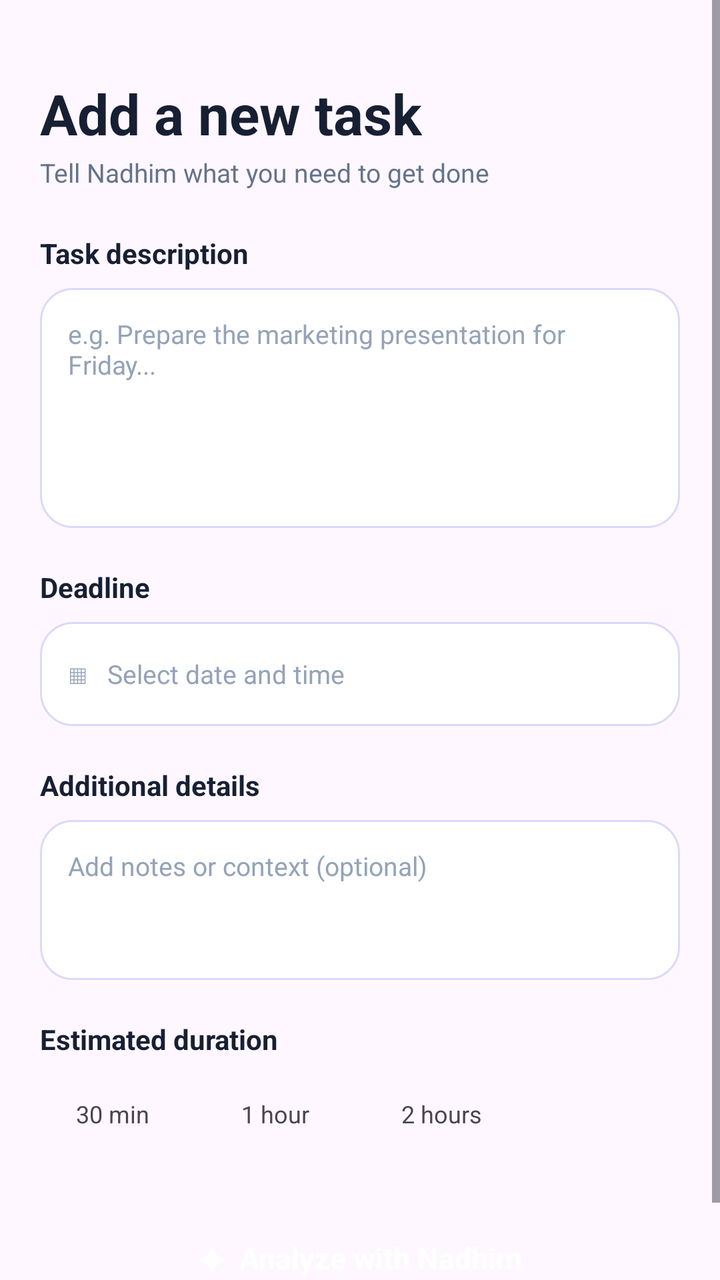
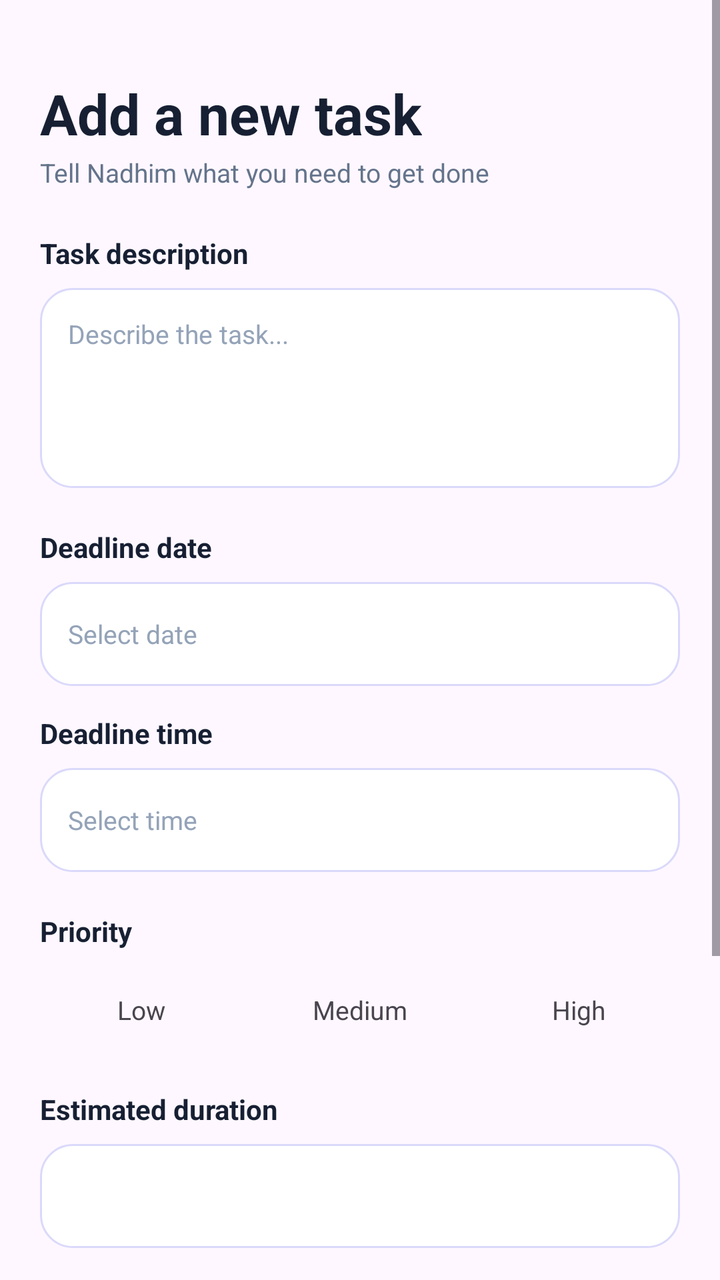

Before-and-after screenshots of an Android layout around one commit, followed by the original layout XML and the change that was made.
<!-- AndroidManifest.xml: application theme AppTheme -->
<!-- res/layout/activity_add_task.xml -->
<?xml version="1.0" encoding="utf-8"?>
<LinearLayout xmlns:android="http://schemas.android.com/apk/res/android"
    android:layout_width="match_parent"
    android:layout_height="match_parent"

    android:orientation="vertical">

    <ScrollView
        android:layout_width="match_parent"
        android:layout_height="0dp"
        android:layout_weight="1"
        android:fillViewport="true">

        <LinearLayout
            android:layout_width="match_parent"
            android:layout_height="wrap_content"
            android:orientation="vertical"
            android:paddingStart="20dp"
            android:paddingTop="16dp"
            android:paddingEnd="20dp"
            android:paddingBottom="24dp">



            
            <TextView
                android:layout_width="wrap_content"
                android:layout_height="wrap_content"
                android:layout_marginTop="22dp"
                android:text="Add a new task"
                android:textColor="#172033"
                android:textSize="28sp"
                android:textStyle="bold" />

            <TextView
                android:layout_width="wrap_content"
                android:layout_height="wrap_content"
                android:layout_marginTop="2dp"
                android:text="Tell Nadhim what you need to get done"
                android:textColor="#64748B"
                android:textSize="13sp" />

            
            <TextView
                android:layout_width="wrap_content"
                android:layout_height="wrap_content"
                android:layout_marginTop="22dp"
                android:text="Task description"
                android:textColor="#172033"
                android:textSize="14sp"
                android:textStyle="bold" />

            <EditText
                android:id="@+id/descriptionInput"
                android:layout_width="match_parent"
                android:layout_height="wrap_content"
                android:layout_marginTop="8dp"
                android:background="@drawable/bg_card"
                android:gravity="top|start"
                android:hint="e.g. Prepare the marketing presentation for Friday..."
                android:inputType="textMultiLine|textCapSentences"
                android:minHeight="120dp"
                android:padding="14dp"
                android:textColor="#334155"
                android:textColorHint="#94A3B8"
                android:textSize="13sp" />

            
            <TextView
                android:layout_width="wrap_content"
                android:layout_height="wrap_content"
                android:layout_marginTop="20dp"
                android:text="Deadline"
                android:textColor="#172033"
                android:textSize="14sp"
                android:textStyle="bold" />

            <LinearLayout
                android:id="@+id/deadlineField"
                android:layout_width="match_parent"
                android:layout_height="52dp"
                android:layout_marginTop="8dp"
                android:background="@drawable/bg_card"
                android:clickable="true"
                android:focusable="true"
                android:gravity="center_vertical"
                android:orientation="horizontal"
                android:paddingStart="14dp"
                android:paddingEnd="14dp">

                <TextView
                    android:id="@+id/deadlineText"
                    android:layout_width="wrap_content"
                    android:layout_height="wrap_content"
                    android:text="▦   Select date and time"
                    android:textColor="#94A3B8"
                    android:textSize="13sp" />
            </LinearLayout>

            
            <TextView
                android:layout_width="wrap_content"
                android:layout_height="wrap_content"
                android:layout_marginTop="20dp"
                android:text="Additional details"
                android:textColor="#172033"
                android:textSize="14sp"
                android:textStyle="bold" />

            <EditText
                android:id="@+id/detailsInput"
                android:layout_width="match_parent"
                android:layout_height="wrap_content"
                android:layout_marginTop="8dp"
                android:background="@drawable/bg_card"
                android:gravity="top|start"
                android:hint="Add notes or context (optional)"
                android:inputType="textMultiLine|textCapSentences"
                android:minHeight="80dp"
                android:padding="14dp"
                android:textColor="#334155"
                android:textColorHint="#94A3B8"
                android:textSize="13sp" />

            
            <TextView
                android:layout_width="wrap_content"
                android:layout_height="wrap_content"
                android:layout_marginTop="20dp"
                android:text="Estimated duration"
                android:textColor="#172033"
                android:textSize="14sp"
                android:textStyle="bold" />

            <LinearLayout
                android:layout_width="match_parent"
                android:layout_height="wrap_content"
                android:layout_marginTop="10dp"
                android:orientation="horizontal">

                <TextView
                    android:id="@+id/chip30"
                    android:layout_width="wrap_content"
                    android:layout_height="36dp"
                    android:layout_marginEnd="10dp"
                    android:clickable="true"
                    android:focusable="true"
                    android:gravity="center"
                    android:paddingStart="18dp"
                    android:paddingEnd="18dp"
                    android:text="30 min"
                    android:textSize="12sp" />

                <TextView
                    android:id="@+id/chip60"
                    android:layout_width="wrap_content"
                    android:layout_height="36dp"
                    android:layout_marginEnd="10dp"
                    android:clickable="true"
                    android:focusable="true"
                    android:gravity="center"
                    android:paddingStart="18dp"
                    android:paddingEnd="18dp"
                    android:text="1 hour"
                    android:textSize="12sp" />

                <TextView
                    android:id="@+id/chip120"
                    android:layout_width="wrap_content"
                    android:layout_height="36dp"
                    android:clickable="true"
                    android:focusable="true"
                    android:gravity="center"
                    android:paddingStart="18dp"
                    android:paddingEnd="18dp"
                    android:text="2 hours"
                    android:textSize="12sp" />
            </LinearLayout>

            
            <TextView
                android:id="@+id/analyzeButton"
                android:layout_width="match_parent"
                android:layout_height="56dp"
                android:layout_marginTop="26dp"
                android:clickable="true"
                android:focusable="true"
                android:gravity="center"
                android:text="✦  Analyze with Nadhim"
                android:textColor="#FFFFFF"
                android:textSize="15sp"
                android:textStyle="bold" />
        </LinearLayout>
    </ScrollView>

</LinearLayout>
<!-- resources referenced by this layout -->
<resources>
  <!-- drawable bg_card (drawable) -->
  <?xml version="1.0" encoding="utf-8"?>
  <shape xmlns:android="http://schemas.android.com/apk/res/android"
      android:shape="rectangle">
      <corners android:radius="16dp" />
      <solid android:color="@color/card_background" />
      <stroke android:width="1dp" android:color="@color/border" />
  </shape>
  <style name="AppTheme" parent="android:style/Theme.Material.Light.NoActionBar">
          <item name="android:windowBackground">@color/screen_background</item>
          <item name="android:statusBarColor">@color/screen_background</item>
          <item name="android:windowLightStatusBar">true</item>
          <item name="android:navigationBarColor">@color/screen_background</item>
      </style>
  <color name="card_background">#FFFFFF</color>
  <color name="border">#DAD9FB</color>
  <color name="screen_background">#FAFFFE</color>
</resources>

<!-- the commit's change to res/layout/activity_add_task.xml (unified diff, before → after) -->
@@ -2,15 +2,12 @@
 <LinearLayout xmlns:android="http://schemas.android.com/apk/res/android"
     android:layout_width="match_parent"
     android:layout_height="match_parent"
-
     android:orientation="vertical">
-
     <ScrollView
         android:layout_width="match_parent"
         android:layout_height="0dp"
         android:layout_weight="1"
         android:fillViewport="true">
-
         <LinearLayout
             android:layout_width="match_parent"
             android:layout_height="wrap_content"
@@ -19,10 +16,6 @@
             android:paddingTop="16dp"
             android:paddingEnd="20dp"
             android:paddingBottom="24dp">
-
-
-
-            
             <TextView
                 android:layout_width="wrap_content"
                 android:layout_height="wrap_content"
@@ -31,7 +24,6 @@
                 android:textColor="#172033"
                 android:textSize="28sp"
                 android:textStyle="bold" />
-
             <TextView
                 android:layout_width="wrap_content"
                 android:layout_height="wrap_content"
@@ -39,8 +31,6 @@
                 android:text="Tell Nadhim what you need to get done"
                 android:textColor="#64748B"
                 android:textSize="13sp" />
-
-            
             <TextView
                 android:layout_width="wrap_content"
                 android:layout_height="wrap_content"
@@ -49,7 +39,6 @@
                 android:textColor="#172033"
                 android:textSize="14sp"
                 android:textStyle="bold" />
-
             <EditText
                 android:id="@+id/descriptionInput"
                 android:layout_width="match_parent"
@@ -57,26 +46,23 @@
                 android:layout_marginTop="8dp"
                 android:background="@drawable/bg_card"
                 android:gravity="top|start"
-                android:hint="e.g. Prepare the marketing presentation for Friday..."
+                android:hint="Describe the task..."
                 android:inputType="textMultiLine|textCapSentences"
-                android:minHeight="120dp"
+                android:minHeight="100dp"
                 android:padding="14dp"
                 android:textColor="#334155"
                 android:textColorHint="#94A3B8"
                 android:textSize="13sp" />
-
-            
             <TextView
                 android:layout_width="wrap_content"
                 android:layout_height="wrap_content"
                 android:layout_marginTop="20dp"
-                android:text="Deadline"
+                android:text="Deadline date"
                 android:textColor="#172033"
                 android:textSize="14sp"
                 android:textStyle="bold" />
-
-            <LinearLayout
-                android:id="@+id/deadlineField"
+            <TextView
+                android:id="@+id/deadlineDateField"
                 android:layout_width="match_parent"
                 android:layout_height="52dp"
                 android:layout_marginTop="8dp"
@@ -84,20 +70,71 @@
                 android:clickable="true"
                 android:focusable="true"
                 android:gravity="center_vertical"
-                android:orientation="horizontal"
                 android:paddingStart="14dp"
-                android:paddingEnd="14dp">
-
-                <TextView
-                    android:id="@+id/deadlineText"
-                    android:layout_width="wrap_content"
-                    android:layout_height="wrap_content"
-                    android:text="▦   Select date and time"
-                    android:textColor="#94A3B8"
-                    android:textSize="13sp" />
+                android:paddingEnd="14dp"
+                android:text="Select date"
+                android:textColor="#94A3B8"
+                android:textSize="13sp" />
+            <TextView
+                android:layout_width="wrap_content"
+                android:layout_height="wrap_content"
+                android:layout_marginTop="14dp"
+                android:text="Deadline time"
+                android:textColor="#172033"
+                android:textSize="14sp"
+                android:textStyle="bold" />
+            <TextView
+                android:id="@+id/deadlineTimeField"
+                android:layout_width="match_parent"
+                android:layout_height="52dp"
+                android:layout_marginTop="8dp"
+                android:background="@drawable/bg_card"
+                android:clickable="true"
+                android:focusable="true"
+                android:gravity="center_vertical"
+                android:paddingStart="14dp"
+                android:paddingEnd="14dp"
+                android:text="Select time"
+                android:textColor="#94A3B8"
+                android:textSize="13sp" />
+            <TextView
+                android:layout_width="wrap_content"
+                android:layout_height="wrap_content"
+                android:layout_marginTop="20dp"
+                android:text="Priority"
+                android:textColor="#172033"
+                android:textSize="14sp"
+                android:textStyle="bold" />
+            <LinearLayout
+                android:layout_width="match_parent"
+                android:layout_height="wrap_content"
+                android:layout_marginTop="10dp"
+                android:orientation="horizontal">
+                <TextView android:id="@+id/priorityLow" android:layout_width="0dp" android:layout_height="40dp" android:layout_weight="1" android:clickable="true" android:focusable="true" android:gravity="center" android:text="Low" android:textSize="13sp" />
+                <TextView android:id="@+id/priorityMedium" android:layout_width="0dp" android:layout_height="40dp" android:layout_marginStart="8dp" android:layout_weight="1" android:clickable="true" android:focusable="true" android:gravity="center" android:text="Medium" android:textSize="13sp" />
+                <TextView android:id="@+id/priorityHigh" android:layout_width="0dp" android:layout_height="40dp" android:layout_marginStart="8dp" android:layout_weight="1" android:clickable="true" android:focusable="true" android:gravity="center" android:text="High" android:textSize="13sp" />
             </LinearLayout>
-
-            
+            <TextView
+                android:layout_width="wrap_content"
+                android:layout_height="wrap_content"
+                android:layout_marginTop="20dp"
+                android:text="Estimated duration"
+                android:textColor="#172033"
+                android:textSize="14sp"
+                android:textStyle="bold" />
+            <TextView
+                android:id="@+id/durationText"
+                android:layout_width="match_parent"
+                android:layout_height="52dp"
+                android:layout_marginTop="8dp"
+                android:background="@drawable/bg_card"
+                android:clickable="true"
+                android:focusable="true"
+                android:gravity="center_vertical"
+                android:paddingStart="14dp"
+                android:paddingEnd="14dp"
+                android:textColor="#334155"
+                android:textSize="13sp" />
             <TextView
                 android:layout_width="wrap_content"
                 android:layout_height="wrap_content"
@@ -106,7 +143,6 @@
                 android:textColor="#172033"
                 android:textSize="14sp"
                 android:textStyle="bold" />
-
             <EditText
                 android:id="@+id/detailsInput"
                 android:layout_width="match_parent"
@@ -121,76 +157,18 @@
                 android:textColor="#334155"
                 android:textColorHint="#94A3B8"
                 android:textSize="13sp" />
-
-            
             <TextView
-                android:layout_width="wrap_content"
-                android:layout_height="wrap_content"
-                android:layout_marginTop="20dp"
-                android:text="Estimated duration"
-                android:textColor="#172033"
-                android:textSize="14sp"
-                android:textStyle="bold" />
-
-            <LinearLayout
-                android:layout_width="match_parent"
-                android:layout_height="wrap_content"
-                android:layout_marginTop="10dp"
-                android:orientation="horizontal">
-
-                <TextView
-                    android:id="@+id/chip30"
-                    android:layout_width="wrap_content"
-                    android:layout_height="36dp"
-                    android:layout_marginEnd="10dp"
-                    android:clickable="true"
-                    android:focusable="true"
-                    android:gravity="center"
-                    android:paddingStart="18dp"
-                    android:paddingEnd="18dp"
-                    android:text="30 min"
-                    android:textSize="12sp" />
-
-                <TextView
-                    android:id="@+id/chip60"
-                    android:layout_width="wrap_content"
-                    android:layout_height="36dp"
-                    android:layout_marginEnd="10dp"
-                    android:clickable="true"
-                    android:focusable="true"
-                    android:gravity="center"
-                    android:paddingStart="18dp"
-                    android:paddingEnd="18dp"
-                    android:text="1 hour"
-                    android:textSize="12sp" />
-
-                <TextView
-                    android:id="@+id/chip120"
-                    android:layout_width="wrap_content"
-                    android:layout_height="36dp"
-                    android:clickable="true"
-                    android:focusable="true"
-                    android:gravity="center"
-                    android:paddingStart="18dp"
-                    android:paddingEnd="18dp"
-                    android:text="2 hours"
-                    android:textSize="12sp" />
-            </LinearLayout>
-
-            
-            <TextView
-                android:id="@+id/analyzeButton"
+                android:id="@+id/saveTaskButton"
                 android:layout_width="match_parent"
                 android:layout_height="56dp"
                 android:layout_marginTop="26dp"
                 android:clickable="true"
                 android:focusable="true"
                 android:gravity="center"
-                android:text="✦  Analyze with Nadhim"
+                android:text="Save task"
                 android:textColor="#FFFFFF"
                 android:textSize="15sp"
                 android:textStyle="bold" />
         </LinearLayout>
     </ScrollView>
-
 </LinearLayout>
